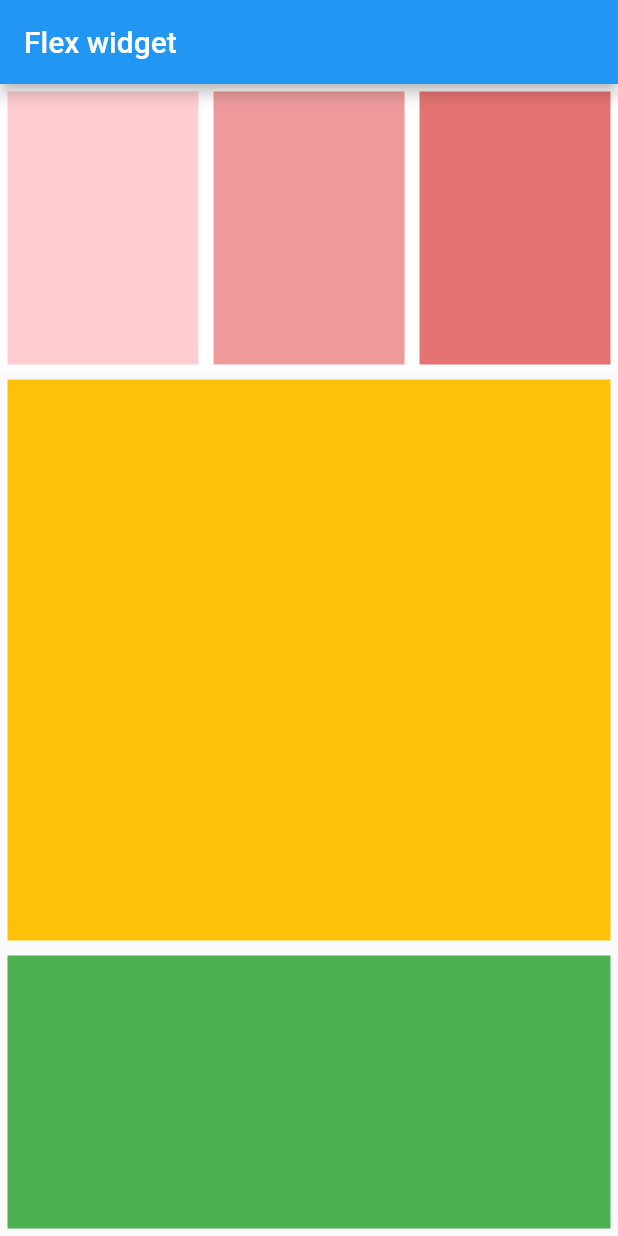
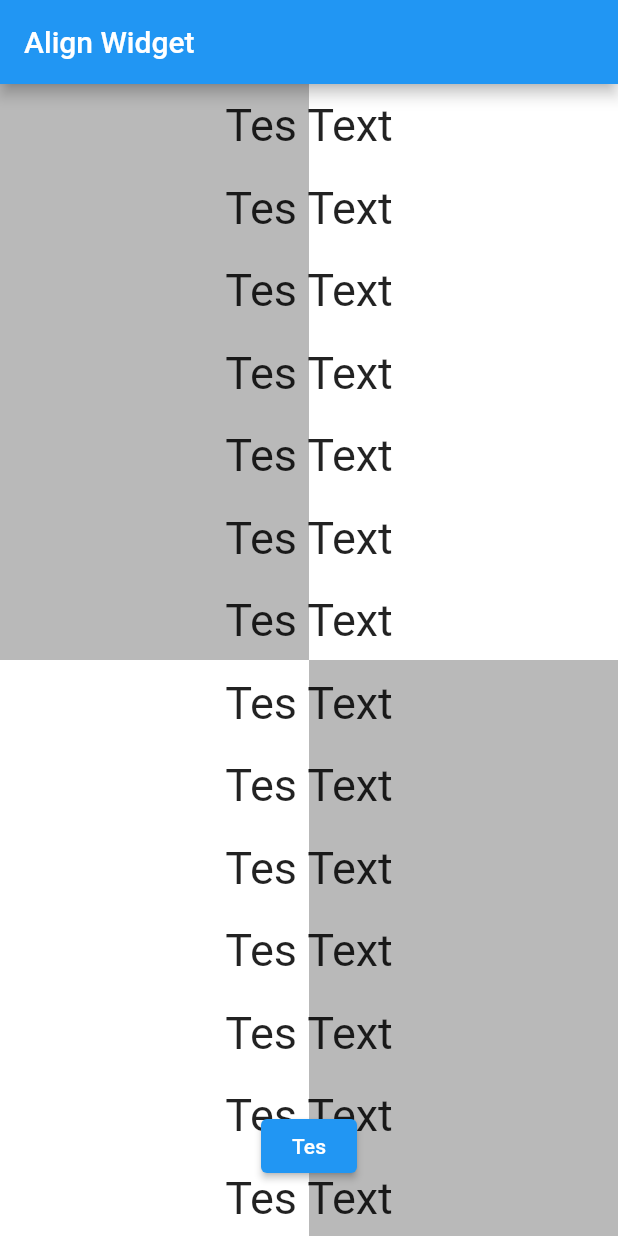
Before and after one commit to MFaqihRidho/learn-flutter, a Flutter app: the screen it shows after launch, on a phone screen of 412 x 824 dp. Run offline on Flutter 3.47's test engine with Material 2 defaults, Android fonts, the light colour scheme and no system bars.

Commit message:
✨ stack and align widget

```diff
--- a/lib/main.dart
+++ b/lib/main.dart
@@ -5,63 +5,188 @@ void main() {
   runApp(const MyApp());
 }
 
-class MyApp extends StatefulWidget {
+class MyApp extends StatelessWidget {
   const MyApp({super.key});
 
-  @override
-  State<MyApp> createState() => _MyAppState();
-}
-
-class _MyAppState extends State<MyApp> {
   @override
   Widget build(BuildContext context) {
     return MaterialApp(
         home: Scaffold(
-        appBar: AppBar(
-          title: Text('Flex widget'),
+      appBar: AppBar(title: Text('Align Widget')),
+      body: (Stack(
+        children: [
+          Column(
+            children: [
+              Flexible(
+                  flex: 1,
+                  child: Row(
+                    children: [
+                      Flexible(
+                        flex: 1,
+                        child: Container(
+                          color: Colors.black26,
                         ),
-        body: Column(
+                      ),
+                      Flexible(
+                        flex: 1,
+                        child: Container(
+                          color: Colors.white,
+                        ),
+                      )
+                    ],
+                  )),
+              Flexible(
+                  flex: 1,
+                  child: Row(
                     children: [
                       Flexible(
                         flex: 1,
                         child: Container(
                           color: Colors.white,
-                  child: Row(children: [
+                        ),
+                      ),
                       Flexible(
                         flex: 1,
                         child: Container(
-                          margin: EdgeInsets.all(5),
-                          color: Colors.red.shade100,
-                        )),
-                    Flexible(
-                        flex: 1,
-                        child: Container(
-                          margin: EdgeInsets.all(5),
-                          color: Colors.red.shade200,
-                        )),
-                    Flexible(
-                        flex: 1,
-                        child: Container(
-                          margin: EdgeInsets.all(5),
-                          color: Colors.red.shade300,
+                          color: Colors.black26,
+                        ),
+                      )
+                    ],
                   ))
-                  ]),
-                )),
-            Flexible(
-                flex: 2,
-                child: Container(
-                  margin: EdgeInsets.all(5),
-                  color: Colors.amber.shade500,
-                )),
-            Flexible(
-                flex: 1,
-                child: Container(
-                  margin: EdgeInsets.all(5),
-                  color: Colors.green.shade500,
-                )),
             ],
           ),
+          ListView(
+            children: [
+              Column(
+                children: [
+                  Container(
+                    margin: EdgeInsets.all(10),
+                    child: Text(
+                      'Tes Text',
+                      style: TextStyle(fontSize: 30),
                     ),
-    );
+                  ),
+                  Container(
+                    margin: EdgeInsets.all(10),
+                    child: Text(
+                      'Tes Text',
+                      style: TextStyle(fontSize: 30),
+                    ),
+                  ),
+                  Container(
+                    margin: EdgeInsets.all(10),
+                    child: Text(
+                      'Tes Text',
+                      style: TextStyle(fontSize: 30),
+                    ),
+                  ),
+                  Container(
+                    margin: EdgeInsets.all(10),
+                    child: Text(
+                      'Tes Text',
+                      style: TextStyle(fontSize: 30),
+                    ),
+                  ),
+                  Container(
+                    margin: EdgeInsets.all(10),
+                    child: Text(
+                      'Tes Text',
+                      style: TextStyle(fontSize: 30),
+                    ),
+                  ),
+                  Container(
+                    margin: EdgeInsets.all(10),
+                    child: Text(
+                      'Tes Text',
+                      style: TextStyle(fontSize: 30),
+                    ),
+                  ),
+                  Container(
+                    margin: EdgeInsets.all(10),
+                    child: Text(
+                      'Tes Text',
+                      style: TextStyle(fontSize: 30),
+                    ),
+                  ),
+                  Container(
+                    margin: EdgeInsets.all(10),
+                    child: Text(
+                      'Tes Text',
+                      style: TextStyle(fontSize: 30),
+                    ),
+                  ),
+                  Container(
+                    margin: EdgeInsets.all(10),
+                    child: Text(
+                      'Tes Text',
+                      style: TextStyle(fontSize: 30),
+                    ),
+                  ),
+                  Container(
+                    margin: EdgeInsets.all(10),
+                    child: Text(
+                      'Tes Text',
+                      style: TextStyle(fontSize: 30),
+                    ),
+                  ),
+                  Container(
+                    margin: EdgeInsets.all(10),
+                    child: Text(
+                      'Tes Text',
+                      style: TextStyle(fontSize: 30),
+                    ),
+                  ),
+                  Container(
+                    margin: EdgeInsets.all(10),
+                    child: Text(
+                      'Tes Text',
+                      style: TextStyle(fontSize: 30),
+                    ),
+                  ),
+                  Container(
+                    margin: EdgeInsets.all(10),
+                    child: Text(
+                      'Tes Text',
+                      style: TextStyle(fontSize: 30),
+                    ),
+                  ),
+                  Container(
+                    margin: EdgeInsets.all(10),
+                    child: Text(
+                      'Tes Text',
+                      style: TextStyle(fontSize: 30),
+                    ),
+                  ),
+                  Container(
+                    margin: EdgeInsets.all(10),
+                    child: Text(
+                      'Tes Text',
+                      style: TextStyle(fontSize: 30),
+                    ),
+                  ),
+                  Container(
+                    margin: EdgeInsets.all(10),
+                    child: Text(
+                      'Tes Text',
+                      style: TextStyle(fontSize: 30),
+                    ),
+                  ),
+                  Container(
+                    margin: EdgeInsets.all(10),
+                    child: Text(
+                      'Tes Text',
+                      style: TextStyle(fontSize: 30),
+                    ),
+                  ),
+                ],
+              )
+            ],
+          ),
+          Align(
+              alignment: Alignment(0, 0.9),
+              child: ElevatedButton(onPressed: () {}, child: Text('Tes')))
+        ],
+      )),
+    ));
   }
 }
```
Lines whose indentation alone changed are shown as unchanged.
